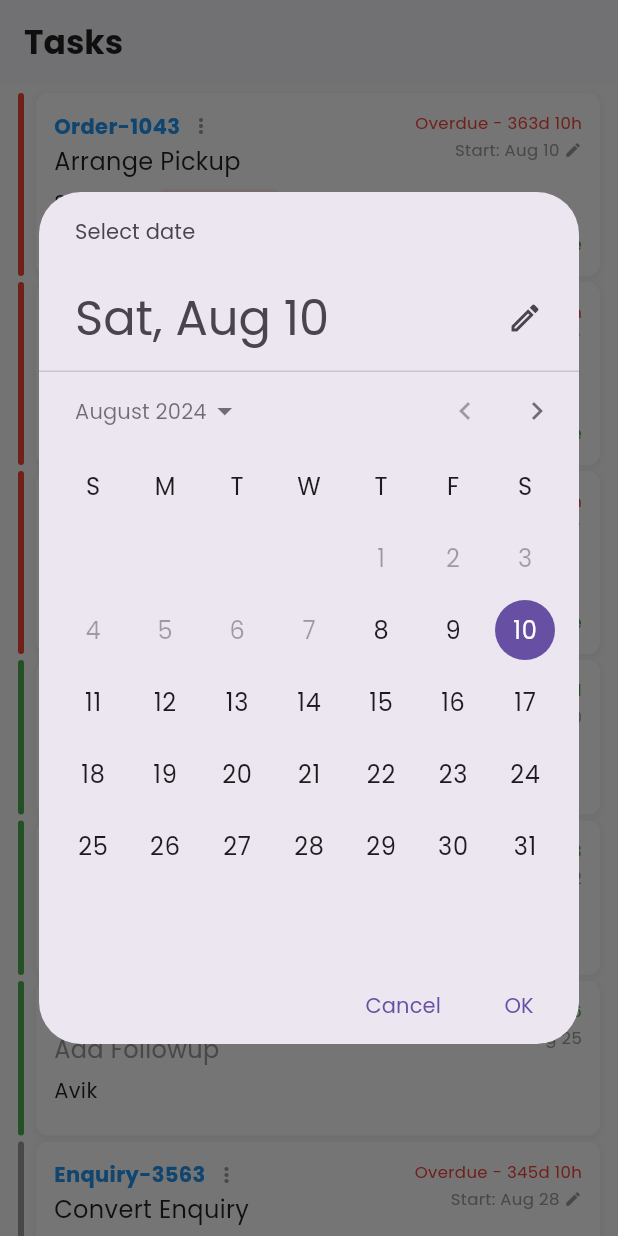
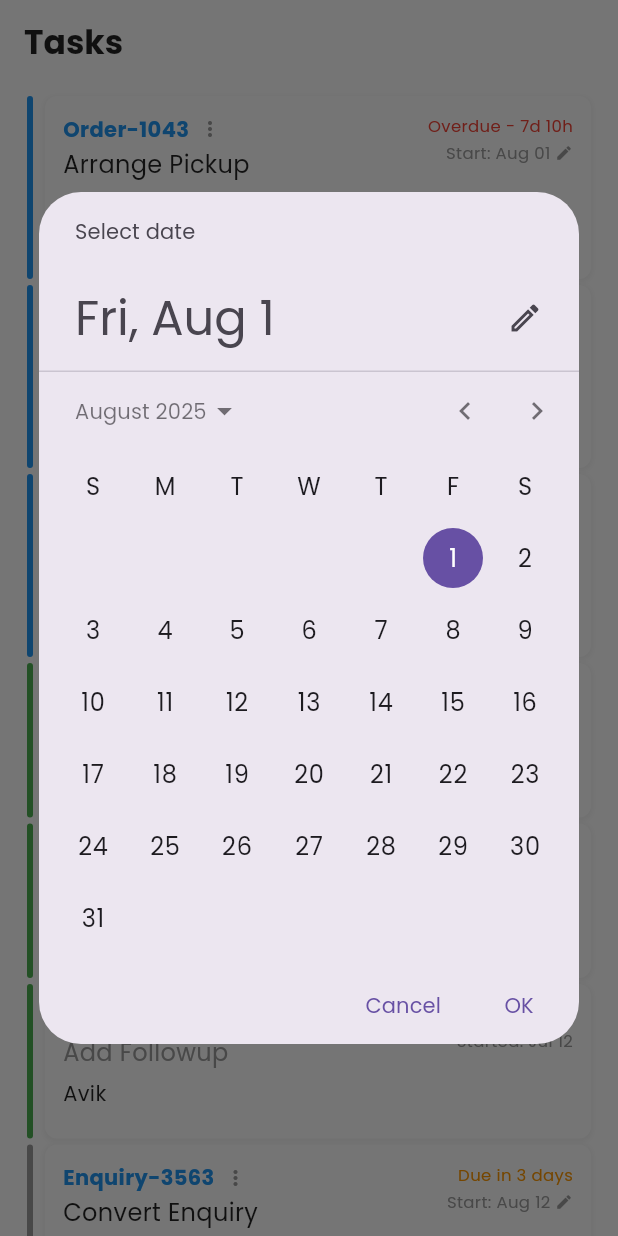
Before and after one commit to akshitrajput/TaskManagerUI, a Flutter app: the screen it shows after launch, after a tap on the "edit" icon, on a phone screen of 412 x 824 dp. Run offline on Flutter 3.47's test engine with Material 3 defaults, Android fonts, the phone set to English and light mode, and no system bars; our stand-ins replace shared_preferences.

Commit message:
Project Finished.

```diff
--- a/lib/main.dart
+++ b/lib/main.dart
@@ -11,8 +11,8 @@ class MyApp extends StatelessWidget {
   @override
   Widget build(BuildContext context) {
     return MaterialApp(
-      title: 'Task Manager',
-      theme: ThemeData(primarySwatch: Colors.blue, fontFamily: 'Poppins'),
+      title: 'TaskManager UI',
+      theme: ThemeData(primarySwatch: Colors.grey, fontFamily: 'Poppins'),
       home: const TaskListScreen(),
       debugShowCheckedModeBanner: false,
     );
--- a/lib/models/task.dart
+++ b/lib/models/task.dart
@@ -47,7 +47,6 @@ class Task {
     );
   }
 
-  // JSON serialization
   Map<String, dynamic> toJson() {
     return {
       'id': id,
@@ -98,7 +97,7 @@ class Task {
       case TaskStatus.notStarted:
         return Colors.grey;
       case TaskStatus.started:
-        return Colors.red;
+        return Colors.blue;
       case TaskStatus.completed:
         return Colors.green;
     }
--- a/lib/screens/task_list_screen.dart
+++ b/lib/screens/task_list_screen.dart
@@ -57,20 +57,31 @@ class _TaskListScreenState extends State<TaskListScreen> {
     final orderedTaskList = orderedTasks;
 
     return Scaffold(
-      backgroundColor: Colors.grey[50],
-      appBar: AppBar(
+      backgroundColor: Colors.white,
+      body: CustomScrollView(
+        slivers: [
+          SliverAppBar(
             title: const Text(
               'Tasks',
-          style: TextStyle(fontWeight: FontWeight.w600, color: Colors.black87),
+              style: TextStyle(
+                fontWeight: FontWeight.w600,
+                color: Colors.black87,
+              ),
             ),
             backgroundColor: Colors.white,
+            surfaceTintColor: Colors.white,
+            foregroundColor: Colors.black87,
             elevation: 1,
             iconTheme: const IconThemeData(color: Colors.black87),
+            floating: true,
+            snap: true,
+            pinned: false,
           ),
-      body: ListView.builder(
-        padding: const EdgeInsets.symmetric(vertical: 4),
-        itemCount: orderedTaskList.length,
-        itemBuilder: (context, index) {
+
+          SliverPadding(
+            padding: const EdgeInsets.symmetric(vertical: 6, horizontal: 6),
+            sliver: SliverList(
+              delegate: SliverChildBuilderDelegate((context, index) {
                 final task = orderedTaskList[index];
                 final originalIndex = tasks.indexOf(task);
 
@@ -90,7 +101,10 @@ class _TaskListScreenState extends State<TaskListScreen> {
                           ? (newDate) => _updateTaskDate(originalIndex, newDate)
                           : null,
                 );
-        },
+              }, childCount: orderedTaskList.length),
+            ),
+          ),
+        ],
       ),
     );
   }
--- a/lib/services/storage_service.dart
+++ b/lib/services/storage_service.dart
@@ -5,14 +5,12 @@ import '../models/task.dart';
 class StorageService {
   static const String _tasksKey = 'tasks_data';
 
-  // Save tasks to local storage
   static Future<void> saveTasks(List<Task> tasks) async {
     final prefs = await SharedPreferences.getInstance();
     final tasksJson = tasks.map((task) => task.toJson()).toList();
     await prefs.setString(_tasksKey, jsonEncode(tasksJson));
   }
 
-  // Load tasks from local storage
   static Future<List<Task>> loadTasks() async {
     final prefs = await SharedPreferences.getInstance();
     final tasksString = prefs.getString(_tasksKey);
@@ -29,7 +27,6 @@ class StorageService {
     }
   }
 
-  // Default tasks for first time users
   static List<Task> _getDefaultTasks() {
     return [
       Task(
@@ -38,7 +35,7 @@ class StorageService {
         description: 'Arrange pickup for customer order',
         assignee: 'Sandhya',
         status: TaskStatus.started,
-        startDate: DateTime(2024, 8, 10),
+        startDate: DateTime(2025, 8, 1),
         priority: TaskPriority.high,
       ),
       Task(
@@ -47,7 +44,7 @@ class StorageService {
         description: 'Complete adhoc task assignment',
         assignee: 'Arman',
         status: TaskStatus.started,
-        startDate: DateTime(2024, 8, 12),
+        startDate: DateTime(2025, 7, 28),
       ),
       Task(
         id: 'Order-1020',
@@ -55,7 +52,7 @@ class StorageService {
         description: 'Collect pending payment from customer',
         assignee: 'Sandhya',
         status: TaskStatus.started,
-        startDate: DateTime(2024, 8, 15),
+        startDate: DateTime(2025, 8, 4),
         priority: TaskPriority.high,
       ),
       Task(
@@ -64,8 +61,8 @@ class StorageService {
         description: 'Arrange delivery for completed order',
         assignee: 'Prashant',
         status: TaskStatus.completed,
-        startDate: DateTime(2024, 8, 20),
-        completedDate: DateTime(2024, 8, 21),
+        startDate: DateTime(2025, 8, 2),
+        completedDate: DateTime(2025, 8, 8),
       ),
       Task(
         id: 'Entity-2184',
@@ -73,8 +70,8 @@ class StorageService {
         description: 'Share company profile with client',
         assignee: 'Asif Khan K',
         status: TaskStatus.completed,
-        startDate: DateTime(2024, 8, 22),
-        completedDate: DateTime(2024, 8, 23),
+        startDate: DateTime(2025, 7, 25),
+        completedDate: DateTime(2025, 8, 7),
       ),
       Task(
         id: 'Entity-472',
@@ -82,8 +79,8 @@ class StorageService {
         description: 'Add followup notes for client meeting',
         assignee: 'Avik',
         status: TaskStatus.completed,
-        startDate: DateTime(2024, 8, 25),
-        completedDate: DateTime(2024, 8, 26),
+        startDate: DateTime(2025, 7, 12),
+        completedDate: DateTime(2025, 7, 15),
       ),
       Task(
         id: 'Enquiry-3563',
@@ -91,7 +88,7 @@ class StorageService {
         description: 'Convert lead enquiry to sale',
         assignee: 'Prashant',
         status: TaskStatus.notStarted,
-        startDate: DateTime(2024, 8, 28),
+        startDate: DateTime(2025, 8, 12),
       ),
       Task(
         id: 'Order-176',
@@ -99,7 +96,7 @@ class StorageService {
         description: 'Arrange pickup for new order',
         assignee: 'Prashant',
         status: TaskStatus.notStarted,
-        startDate: DateTime(2024, 9, 1),
+        startDate: DateTime(2025, 8, 7),
         priority: TaskPriority.high,
       ),
     ];
--- a/lib/widgets/task_card.dart
+++ b/lib/widgets/task_card.dart
@@ -279,8 +279,8 @@ class TaskCard extends StatelessWidget {
     showDatePicker(
       context: context,
       initialDate: task.startDate,
-      firstDate: DateTime.now().subtract(const Duration(days: 365)),
-      lastDate: DateTime.now().add(const Duration(days: 365)),
+      firstDate: DateTime(2025, 1, 1),
+      lastDate: DateTime(2025, 12, 31),
     ).then((selectedDate) {
       if (selectedDate != null) {
         onDateChanged!(selectedDate);
--- a/lib/widgets/task_details_popup.dart
+++ b/lib/widgets/task_details_popup.dart
@@ -425,7 +425,7 @@ class TaskDetailPopup extends StatelessWidget {
     ).then((selectedDate) {
       if (selectedDate != null) {
         onDateChanged!(selectedDate);
-        Navigator.of(context).pop(); // Close popup after date change
+        Navigator.of(context).pop();
       }
     });
   }
```
Also changed, not shown: 1 other file. Lines whose indentation alone changed are shown as unchanged.
